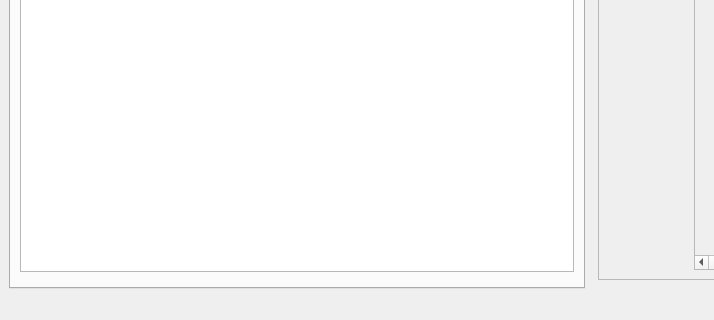
Old version of the form rtUI/rtMainWindow.ui in the repository pengwg/vurtigo; both pictures show x 0 to 714 and y 480 to 800 of the 1000 by 800 pixel window.
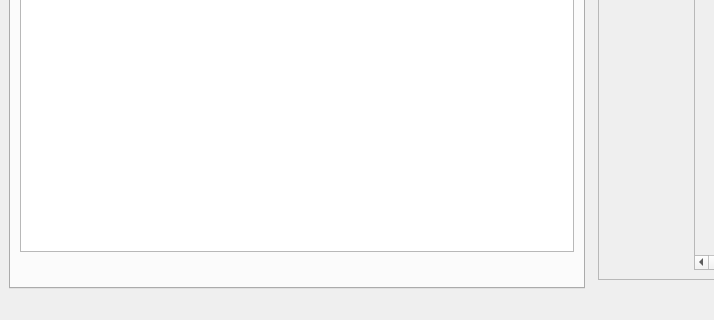
New version of the form. The open tabs and pages were chosen to show the change.

```diff
--- a/rtUI/rtMainWindow.ui
+++ b/rtUI/rtMainWindow.ui
@@ -85,6 +85,8 @@
           </widget>
          </item>
          <item>
+          <layout class="QHBoxLayout" name="horizontalLayout_2">
+           <item>
           <widget class="QFrame" name="pluginBrowseFrame">
            <property name="frameShape">
             <enum>QFrame::StyledPanel</enum>
@@ -94,6 +96,21 @@
            </property>
           </widget>
          </item>
+           <item>
+            <spacer name="horizontalSpacer">
+             <property name="orientation">
+              <enum>Qt::Horizontal</enum>
+             </property>
+             <property name="sizeHint" stdset="0">
+              <size>
+               <width>40</width>
+               <height>20</height>
+              </size>
+             </property>
+            </spacer>
+           </item>
+          </layout>
+         </item>
         </layout>
        </widget>
       </widget>
```
Left out of the diff: 2 changed lines with no effect on the pictures. Lines whose indentation alone changed are shown as unchanged.
